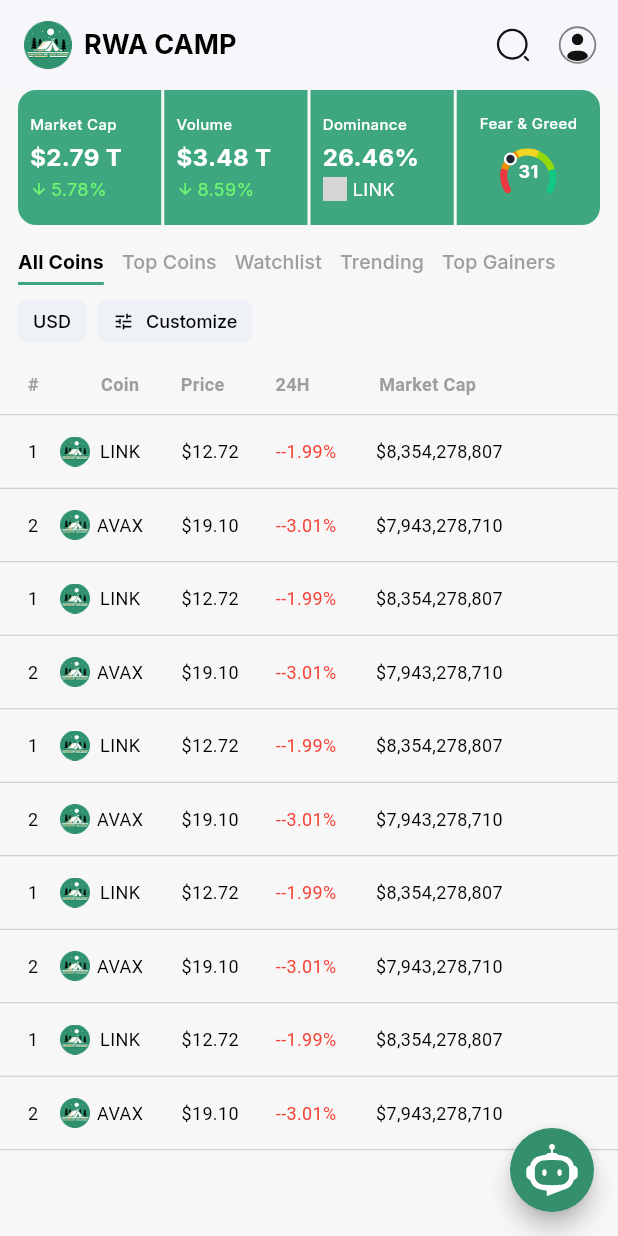
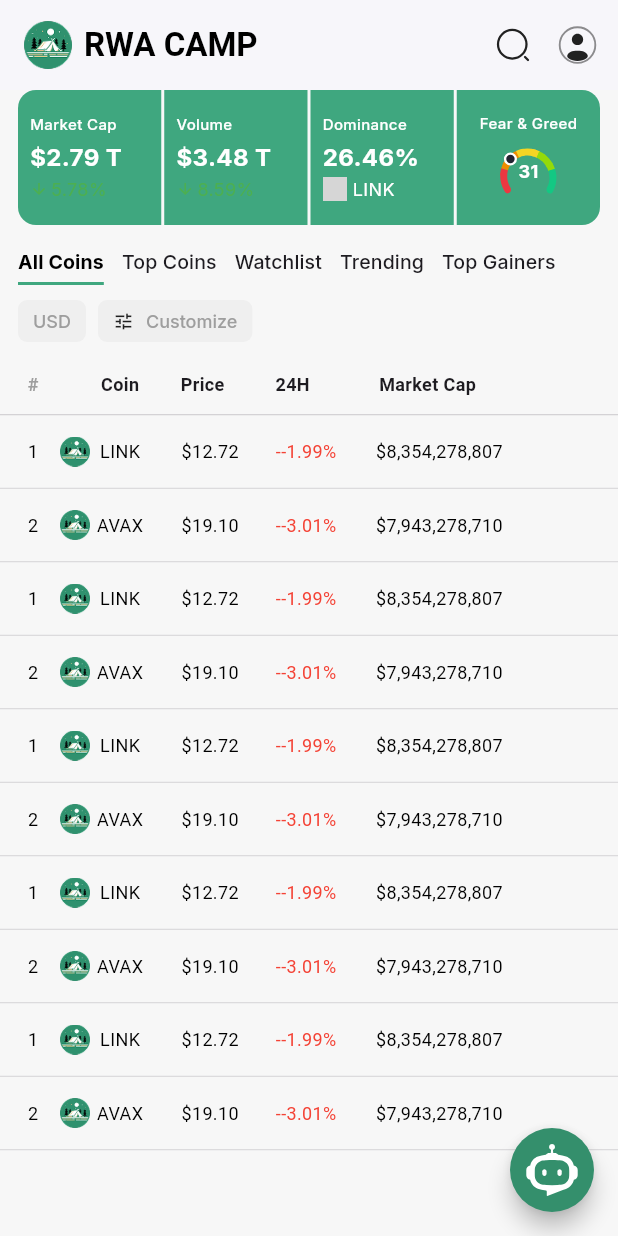
Before and after one commit to abdGhost/rwa_app, a Flutter app: the HomeScreen screen opened directly, on a phone screen of 412 x 824 dp. Run offline on Flutter 3.47's test engine with Material 3 defaults, Android fonts, the light colour scheme and no system bars; our stand-ins replace fl_chart, flutter_riverpod, flutter_svg, flutter_switch, google_fonts, shared_preferences; accounts and stored records are empty; grey boxes are pictures that could not be loaded.

Commit message:
working on dark mode and light mode for home screen

```diff
--- a/lib/screens/coins_table_widget.dart
+++ b/lib/screens/coins_table_widget.dart
@@ -5,31 +5,31 @@
   final List<Map<String, Object>> coins;
   const CoinsTable({super.key, required this.coins});
 
-  static const TextStyle _headerStyle = TextStyle(
-    fontWeight: FontWeight.w600,
-    fontSize: 12,
-    color: Colors.grey,
-  );
-
-  static const TextStyle _rowStyle = TextStyle(
-    fontWeight: FontWeight.normal,
-    fontSize: 12,
-    color: Colors.black,
-  );
-
   @override
   Widget build(BuildContext context) {
+    final theme = Theme.of(context);
+    final headerStyle = TextStyle(
+      fontWeight: FontWeight.w600,
+      fontSize: 12,
+      color: theme.textTheme.bodySmall?.color ?? Colors.grey,
+    );
+    final rowStyle = TextStyle(
+      fontWeight: FontWeight.normal,
+      fontSize: 12,
+      color: theme.textTheme.bodyLarge?.color ?? Colors.black,
+    );
+
     return Column(
       children: [
         const SizedBox(height: 8),
         Padding(
           padding: const EdgeInsets.symmetric(horizontal: 12),
-          child: _buildHeaderRow(),
+          child: _buildHeaderRow(headerStyle),
         ),
-        const Divider(
+        Divider(
           height: 1,
           thickness: 0.6,
-          color: Color.fromARGB(255, 194, 194, 194),
+          color: theme.dividerColor.withOpacity(0.4),
         ),
         Expanded(
           child: ListView.builder(
@@ -60,7 +60,7 @@
                               "amount": price,
                               "change": double.tryParse(changeRaw) ?? 0.0,
                             },
-                            trend: [20, 22, 21, 25, 24, 28, 30], // dummy trend
+                            trend: [20, 22, 21, 25, 24, 28, 30],
                           ),
                     ),
                   );
@@ -77,7 +77,7 @@
                           SizedBox(
                             width: 20,
                             child: Center(
-                              child: Text('${coin['rank']}', style: _rowStyle),
+                              child: Text('${coin['rank']}', style: rowStyle),
                             ),
                           ),
                           const SizedBox(width: 8),
@@ -94,7 +94,7 @@
                             child: Center(
                               child: Text(
                                 coin['name'] as String? ?? "",
-                                style: _rowStyle,
+                                style: rowStyle,
                               ),
                             ),
                           ),
@@ -104,7 +104,7 @@
                             child: Center(
                               child: Text(
                                 '\$${double.tryParse(priceRaw)?.toStringAsFixed(2) ?? '0.00'}',
-                                style: _rowStyle,
+                                style: rowStyle,
                               ),
                             ),
                           ),
@@ -119,10 +119,14 @@
                                     ? '+'
                                     : ''}'
                                 '${double.tryParse(changeRaw)?.toStringAsFixed(2) ?? '0.00'}%',
-                                style: _rowStyle.copyWith(
+                                style: rowStyle.copyWith(
                                   color:
                                       coin['changeColor'] as Color? ??
-                                      Colors.grey,
+                                      (isNegative
+                                          ? Colors.red
+                                          : isPositive
+                                          ? Colors.green
+                                          : theme.textTheme.bodyLarge?.color),
                                 ),
                               ),
                             ),
@@ -133,16 +137,16 @@
                             child: Text(
                               coin['marketCap'] as String? ?? "-",
                               textAlign: TextAlign.center,
-                              style: _rowStyle,
+                              style: rowStyle,
                             ),
                           ),
                         ],
                       ),
                     ),
-                    const Divider(
+                    Divider(
                       height: 1,
                       thickness: 0.6,
-                      color: Color.fromARGB(255, 194, 194, 194),
+                      color: theme.dividerColor.withOpacity(0.3),
                     ),
                   ],
                 ),
@@ -154,35 +158,34 @@
     );
   }
 
-  Widget _buildHeaderRow() {
+  Widget _buildHeaderRow(TextStyle style) {
     return SizedBox(
       height: 40,
       child: Row(
-        children: const [
-          SizedBox(
+        children: [
+          const SizedBox(
             width: 20,
-            child: Center(child: Text('#', style: _headerStyle)),
+            child: Center(
+              child: Text(
+                '#',
+                style: TextStyle(fontWeight: FontWeight.w600, fontSize: 12),
+              ),
+            ),
           ),
-          SizedBox(width: 8),
-          SizedBox(width: 20),
-          SizedBox(
-            width: 40,
-            child: Center(child: Text('Coin', style: _headerStyle)),
-          ),
-          SizedBox(width: 10),
+          const SizedBox(width: 8),
+          const SizedBox(width: 20),
+          SizedBox(width: 40, child: Center(child: Text('Coin', style: style))),
+          const SizedBox(width: 10),
           SizedBox(
             width: 50,
-            child: Center(child: Text('Price', style: _headerStyle)),
+            child: Center(child: Text('Price', style: style)),
           ),
-          SizedBox(width: 10),
-          SizedBox(
-            width: 50,
-            child: Center(child: Text('24H', style: _headerStyle)),
-          ),
-          SizedBox(width: 10),
+          const SizedBox(width: 10),
+          SizedBox(width: 50, child: Center(child: Text('24H', style: style))),
+          const SizedBox(width: 10),
           SizedBox(
             width: 110,
-            child: Center(child: Text('Market Cap', style: _headerStyle)),
+            child: Center(child: Text('Market Cap', style: style)),
           ),
         ],
       ),
--- a/lib/screens/home_screen.dart
+++ b/lib/screens/home_screen.dart
@@ -54,14 +54,17 @@
 
   @override
   Widget build(BuildContext context) {
+    final theme = Theme.of(context);
+    final isDark = theme.brightness == Brightness.dark;
+
     return DefaultTabController(
       length: 5,
       initialIndex: _selectedTabIndex,
       child: Scaffold(
-        backgroundColor: const Color(0xFFF7F7F7),
+        backgroundColor: theme.scaffoldBackgroundColor,
         appBar: AppBar(
-          backgroundColor: Colors.white,
-          elevation: 1,
+          backgroundColor: theme.appBarTheme.backgroundColor,
+          elevation: theme.appBarTheme.elevation,
           automaticallyImplyLeading: false,
           toolbarHeight: 60,
           title: Row(
@@ -70,10 +73,8 @@
               const SizedBox(width: 8),
               Text(
                 'RWA CAMP',
-                style: GoogleFonts.inter(
-                  color: Colors.black,
+                style: theme.textTheme.titleLarge?.copyWith(
                   fontWeight: FontWeight.bold,
-                  fontSize: 18,
                 ),
               ),
             ],
@@ -95,6 +96,10 @@
                   'assets/search_outline.svg',
                   width: 24,
                   height: 24,
+                  colorFilter: ColorFilter.mode(
+                    theme.iconTheme.color ?? Colors.black,
+                    BlendMode.srcIn,
+                  ),
                 ),
               ),
             ),
@@ -114,6 +119,10 @@
                   'assets/profile_outline.svg',
                   width: 30,
                   height: 30,
+                  colorFilter: ColorFilter.mode(
+                    theme.iconTheme.color ?? Colors.black,
+                    BlendMode.srcIn,
+                  ),
                 ),
               ),
             ),
@@ -129,7 +138,7 @@
                     title: 'Market Cap',
                     value: '\$2.79 T',
                     change: '5.78%',
-                    changeColor: const Color.fromARGB(255, 109, 247, 114),
+                    changeColor: Colors.green,
                     width: (MediaQuery.of(context).size.width - 24 - 6) / 4,
                     isFirst: true,
                   ),
@@ -138,7 +147,7 @@
                     title: 'Volume',
                     value: '\$3.48 T',
                     change: '8.59%',
-                    changeColor: const Color.fromARGB(255, 109, 247, 114),
+                    changeColor: Colors.green,
                     width: (MediaQuery.of(context).size.width - 24 - 6) / 4,
                   ),
                   const SizedBox(width: 2),
@@ -171,12 +180,10 @@
                   ElevatedButton(
                     onPressed: () {},
                     style: ElevatedButton.styleFrom(
-                      backgroundColor: const Color.fromRGBO(238, 241, 246, 1),
-                      foregroundColor: Colors.black,
+                      backgroundColor:
+                          isDark ? Colors.grey[800] : const Color(0xFFEFEFEF),
+                      foregroundColor: theme.textTheme.bodyMedium?.color,
                       elevation: 0,
-                      side: const BorderSide(
-                        color: Color.fromRGBO(238, 241, 246, 1),
-                      ),
                       padding: const EdgeInsets.symmetric(
                         horizontal: 10,
                         vertical: 4,
@@ -196,15 +203,17 @@
                   const SizedBox(width: 8),
                   ElevatedButton.icon(
                     onPressed: () {},
-                    icon: const Icon(Icons.tune, size: 14),
+                    icon: Icon(
+                      Icons.tune,
+                      size: 14,
+                      color: theme.iconTheme.color,
+                    ),
                     label: const Text('Customize'),
                     style: ElevatedButton.styleFrom(
-                      backgroundColor: const Color.fromRGBO(238, 241, 246, 1),
-                      foregroundColor: Colors.black,
+                      backgroundColor:
+                          isDark ? Colors.grey[800] : const Color(0xFFEFEFEF),
+                      foregroundColor: theme.textTheme.bodyMedium?.color,
                       elevation: 0,
-                      side: const BorderSide(
-                        color: Color.fromRGBO(238, 241, 246, 1),
-                      ),
                       padding: const EdgeInsets.symmetric(
                         horizontal: 10,
                         vertical: 4,
@@ -241,7 +250,7 @@
           ],
         ),
         floatingActionButton: SizedBox(
-          width: 56, // Size of the button
+          width: 56,
           height: 56,
           child: FloatingActionButton(
             onPressed: () {
--- a/lib/screens/onboarding_screen.dart
+++ b/lib/screens/onboarding_screen.dart
@@ -12,7 +12,6 @@
     final textColor =
         Theme.of(context).textTheme.bodyLarge?.color ?? Colors.black;
     final primaryColor = Theme.of(context).primaryColor;
-    final cardColor = Theme.of(context).cardColor;
 
     return Scaffold(
       backgroundColor: Theme.of(context).scaffoldBackgroundColor,
--- a/lib/screens/splash_screen.dart
+++ b/lib/screens/splash_screen.dart
@@ -23,7 +23,6 @@
   @override
   Widget build(BuildContext context) {
     final brightness = Theme.of(context).brightness;
-    final textTheme = Theme.of(context).textTheme;
     final isDark = brightness == Brightness.dark;
 
     return Scaffold(
--- a/lib/widgets/stats_card_widget.dart
+++ b/lib/widgets/stats_card_widget.dart
@@ -36,6 +36,8 @@
 
   @override
   Widget build(BuildContext context) {
+    final theme = Theme.of(context);
+    final isDark = theme.brightness == Brightness.dark;
     final int indexValue =
         int.tryParse(value.replaceAll(RegExp(r'\D'), '')) ?? 0;
 
@@ -44,7 +46,10 @@
       height: 90,
       padding: const EdgeInsets.all(8),
       decoration: BoxDecoration(
-        color: const Color.fromARGB(255, 63, 167, 127),
+        color:
+            isDark
+                ? const Color(0xFF1E1E1E) // Dark card color
+                : const Color.fromARGB(255, 63, 167, 127), // Light mode green
         borderRadius: BorderRadius.horizontal(
           left: isFirst ? const Radius.circular(12) : Radius.zero,
           right: isLast ? const Radius.circular(12) : Radius.zero,
--- a/lib/widgets/tabbar_section_widget.dart
+++ b/lib/widgets/tabbar_section_widget.dart
@@ -8,6 +8,9 @@
 
   @override
   Widget build(BuildContext context) {
+    final theme = Theme.of(context);
+    final isDark = theme.brightness == Brightness.dark;
+
     return Padding(
       padding: const EdgeInsets.symmetric(horizontal: 12),
       child: TabBar(
@@ -15,17 +18,17 @@
         isScrollable: true,
         tabAlignment: TabAlignment.start,
         labelPadding: const EdgeInsets.only(right: 12),
-        indicator: const UnderlineTabIndicator(
-          borderSide: BorderSide(
+        indicator: UnderlineTabIndicator(
+          borderSide: const BorderSide(
             color: Color.fromARGB(255, 63, 167, 127),
             width: 2,
           ),
-          insets: EdgeInsets.only(bottom: 10),
+          insets: const EdgeInsets.only(bottom: 10),
         ),
         indicatorSize: TabBarIndicatorSize.label,
         dividerColor: Colors.transparent,
-        labelColor: Colors.black,
-        unselectedLabelColor: Colors.grey,
+        labelColor: isDark ? Colors.white : Colors.black,
+        unselectedLabelColor: theme.textTheme.bodySmall?.color ?? Colors.grey,
         labelStyle: GoogleFonts.inter(
           fontWeight: FontWeight.bold,
           fontSize: 13,
```
